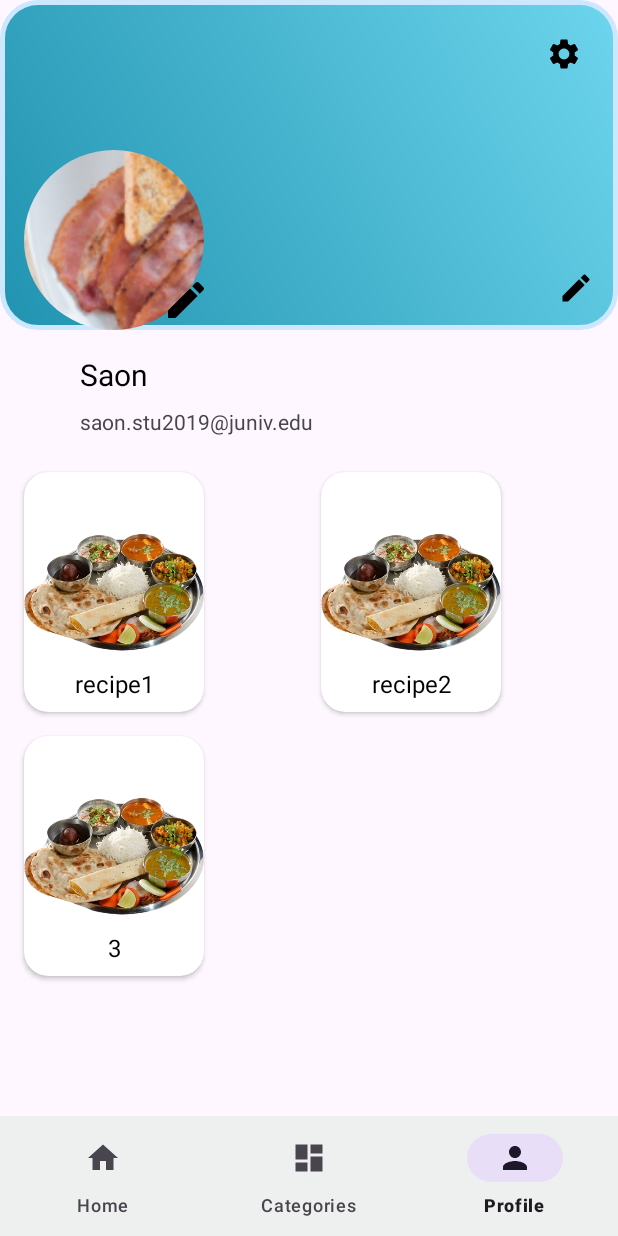
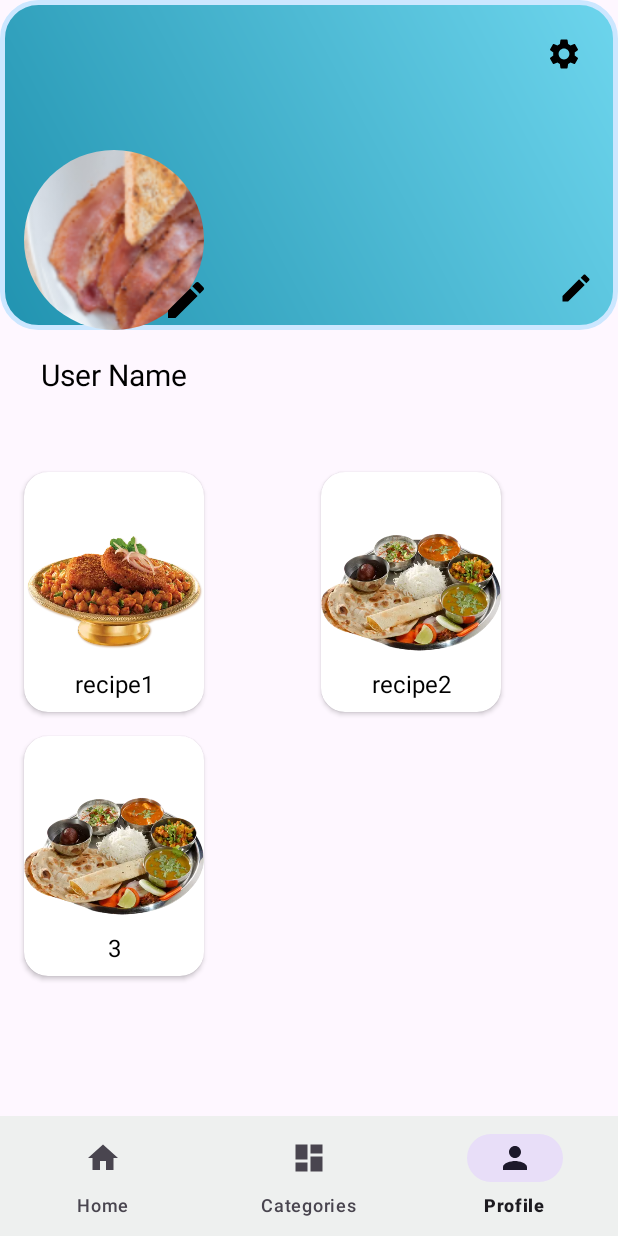
Before and after one commit to Tanvir-831/Ratatouille, an Android app: the NotificationsFragment screen opened through its navigation route, on a phone screen of 412 x 824 dp. Run offline under Robolectric (Android 15) with nearby library versions, the phone set to English and light mode, and no system bars; our stand-ins replace CircleImageView, Firebase (no records; nobody signed in at launch, a user with empty details on screens opened directly), navigation-ui.

Commit message:
userfirebase_before_img

```diff
--- a/app/build.gradle.kts
+++ b/app/build.gradle.kts
@@ -57,4 +57,7 @@ dependencies {
     implementation("com.google.firebase:firebase-auth")
     implementation("com.google.firebase:firebase-firestore")
     implementation("de.hdodenhof:circleimageview:3.1.0")
+    implementation("com.google.firebase:firebase-database-ktx:20.3.0")
+    implementation ("com.github.bumptech.glide:glide:4.15.1")
+    implementation ("com.github.jrvansuita:PickImage:+")
 }
--- a/app/src/main/java/com/example/ratatouille/Fragment/HomeFragment.java
+++ b/app/src/main/java/com/example/ratatouille/Fragment/HomeFragment.java
@@ -42,8 +42,8 @@ List<Recipe> popularRecipes;
         binding.rvPopulars.setAdapter(new RecipeAdapter());
         List<Recipe> popularRecipes;
         popularRecipes = new ArrayList<>();
-        popularRecipes.add(new Recipe("recipe1", "recipe1", "1", "1", "1", "1", "1"));
-        popularRecipes.add(new Recipe("recipe2", "recipe2", "2", "2", "2", "2", "2"));
+        popularRecipes.add(new Recipe("recipe1", "recipe1", "1", "1", "1", "recipe1", "1"));
+        popularRecipes.add(new Recipe("recipe2", "recipe2", "2", "2", "2", "recipe2", "2"));
         popularRecipes.add(new Recipe("3", "3", "3", "3", "3", "3", "3"));
         popularRecipes.add(new Recipe("4", "4", "4", "4", "4", "4", "4"));
         binding.rvPopulars.setAdapter(new RecipeAdapter());
@@ -57,8 +57,8 @@ List<Recipe> popularRecipes;
     private void loadFavouriteRecipes() {
         binding.rvPopulars.setAdapter(new RecipeAdapter());
         favouriteRecipes = new ArrayList<>();
-        favouriteRecipes.add(new Recipe("recipe1","recipe1","1","1","1","1","1"));
-        favouriteRecipes.add(new Recipe("recipe2","recipe2","2","2","2","2","2"));
+        favouriteRecipes.add(new Recipe("recipe1","recipe1","1","1","1","recipe1","1"));
+        favouriteRecipes.add(new Recipe("recipe2","recipe2","2","2","2","recipe2","2"));
         favouriteRecipes.add(new Recipe("3","3","3","3","3","3","3"));
         favouriteRecipes.add(new Recipe("4","4","4","4","4","4","4"));
         binding.rvFavouriteMeal.setAdapter(new RecipeAdapter());
--- a/app/src/main/java/com/example/ratatouille/Fragment/NotificationsFragment.java
+++ b/app/src/main/java/com/example/ratatouille/Fragment/NotificationsFragment.java
@@ -1,36 +1,39 @@
 package com.example.ratatouille.Fragment;
-
 import android.os.Bundle;
+import android.util.Log;
 import android.view.LayoutInflater;
 import android.view.View;
 import android.view.ViewGroup;
-
 import androidx.annotation.NonNull;
 import androidx.annotation.Nullable;
 import androidx.fragment.app.Fragment;
 import androidx.recyclerview.widget.GridLayoutManager;
-
+import com.bumptech.glide.Glide;
+import com.example.ratatouille.R;
 import com.example.ratatouille.adapters.RecipeAdapter;
 import com.example.ratatouille.databinding.FragmentNotificationsBinding;
 import com.example.ratatouille.models.Recipe;
 import com.example.ratatouille.models.User;
+import com.google.firebase.auth.FirebaseAuth;
+import com.google.firebase.database.DataSnapshot;
+import com.google.firebase.database.DatabaseError;
+import com.google.firebase.database.DatabaseReference;
+import com.google.firebase.database.FirebaseDatabase;
+import com.google.firebase.database.ValueEventListener;
 
 import java.util.ArrayList;
 import java.util.List;
+import java.util.Objects;
 
 public class NotificationsFragment extends Fragment {
 
     private FragmentNotificationsBinding binding;
 
+    @Override
     public View onCreateView(@NonNull LayoutInflater inflater,
                              ViewGroup container, Bundle savedInstanceState) {
-
-
         binding = FragmentNotificationsBinding.inflate(inflater, container, false);
-    View root = binding.getRoot();
-
-
-        return root;
+        return binding.getRoot();
     }
 
     @Override
@@ -41,29 +44,57 @@ private FragmentNotificationsBinding binding;
     }
 
     private void loadUserRecipes() {
+        // Set the layout manager and initialize adapter for the RecyclerView
         binding.rvProfile.setLayoutManager(new GridLayoutManager(getContext(), 2));
-        binding.rvProfile.setAdapter(new RecipeAdapter());
+        RecipeAdapter adapter = new RecipeAdapter();
+        binding.rvProfile.setAdapter(adapter);
+
+        // Create a list of recipes
         List<Recipe> recipes = new ArrayList<>();
-        recipes = new ArrayList<>();
-        recipes.add(new Recipe("recipe1", "One", "1", "1", "1", "1", "1"));
-        recipes.add(new Recipe("recipe2", "Two", "2", "2", "2", "2", "2"));
+        recipes.add(new Recipe("recipe1", "One", "1", "1", "1", "recipe1", "1"));
+        recipes.add(new Recipe("recipe2", "Two", "2", "2", "2", "recipe2", "2"));
         recipes.add(new Recipe("3", "Three", "3", "3", "3", "3", "3"));
-        binding.rvProfile.setAdapter(new RecipeAdapter());
-        RecipeAdapter adapter = (RecipeAdapter) binding.rvProfile.getAdapter();
-        if (adapter != null) {
+
+        // Set the recipe list and notify the adapter of the change
         adapter.setRecipeList(recipes);
         adapter.notifyDataSetChanged();
     }
-    }
 
     private void loadProfile() {
-        User user = new User();
-        user.setName("Saon");
-        user.setEmail("saon.stu2019@juniv.edu");
+
+        DatabaseReference reference = FirebaseDatabase.getInstance().getReference();
+        reference.child("users").child(Objects.requireNonNull(FirebaseAuth.getInstance().getUid()))
+                .addValueEventListener(new ValueEventListener() {
+                    @Override
+                    public void onDataChange(@NonNull DataSnapshot snapshot) {
+                        User user = snapshot.getValue(User.class);
+                        if (user != null) {
                             binding.tvUserName.setText(user.getName());
                             binding.tvEmail.setText(user.getEmail());
+                            Glide
+                                    .with(requireContext())
+                                    .load(user.getImage())
+                                    .centerCrop()
+                                    .placeholder(R.mipmap.ic_launcher)
+                                    .into(binding.imgProfile);
+
+                            Glide
+                                    .with(requireContext())
+                                    .load(user.getCover())
+                                    .centerCrop()
+                                    .placeholder(R.drawable.bg_default_recipe)
+                                    .into(binding.imgCover);
+                        } else {
+                            Log.e("ProfileFragment", "onDataChange: User is null");
                         }
+                    }
+                    @Override
+                    public void onCancelled(@NonNull DatabaseError error) {
+                        Log.e("ProfileFragment", "onCancelled: " + error.getMessage());
+                    }
+                });
 
+    }
     @Override
     public void onDestroyView() {
         super.onDestroyView();
--- a/app/src/main/java/com/example/ratatouille/adapters/RecipeAdapter.java
+++ b/app/src/main/java/com/example/ratatouille/adapters/RecipeAdapter.java
@@ -12,9 +12,7 @@ import com.example.ratatouille.models.Recipe;
 
 import java.util.List;
 
-
 public class RecipeAdapter extends RecyclerView.Adapter<RecipeAdapter.RecipeHolder> {
-
     List<Recipe> recipeList;
     @NonNull
     @Override
@@ -38,18 +36,14 @@ public class RecipeAdapter extends RecyclerView.Adapter<RecipeAdapter.RecipeHold
     }
 
     public static class RecipeHolder extends RecyclerView.ViewHolder {
-
         ItemRecipeBinding binding;
-
         public RecipeHolder(@NonNull ItemRecipeBinding itemView) {
             super(itemView.getRoot());
             binding = itemView;
         }
         public  void onBind(Recipe recipe){
-
             binding.bgImgRecipe.setImageResource(recipe.getImage().equalsIgnoreCase("recipe1") ? R.drawable.recipe1 : R.drawable.recipe2);
             binding.tvRecipeName.setText(recipe.getName());
-
         }
     }
 }
--- a/app/src/main/res/layout/fragment_notifications.xml
+++ b/app/src/main/res/layout/fragment_notifications.xml
@@ -54,7 +54,6 @@
         app:layout_constraintTop_toTopOf="parent"
         app:layout_constraintVertical_bias="1.0" />
 
-
     <TextView
         android:id="@+id/tv_user_name"
         android:layout_width="wrap_content"
```
Lines whose indentation alone changed are shown as unchanged.
